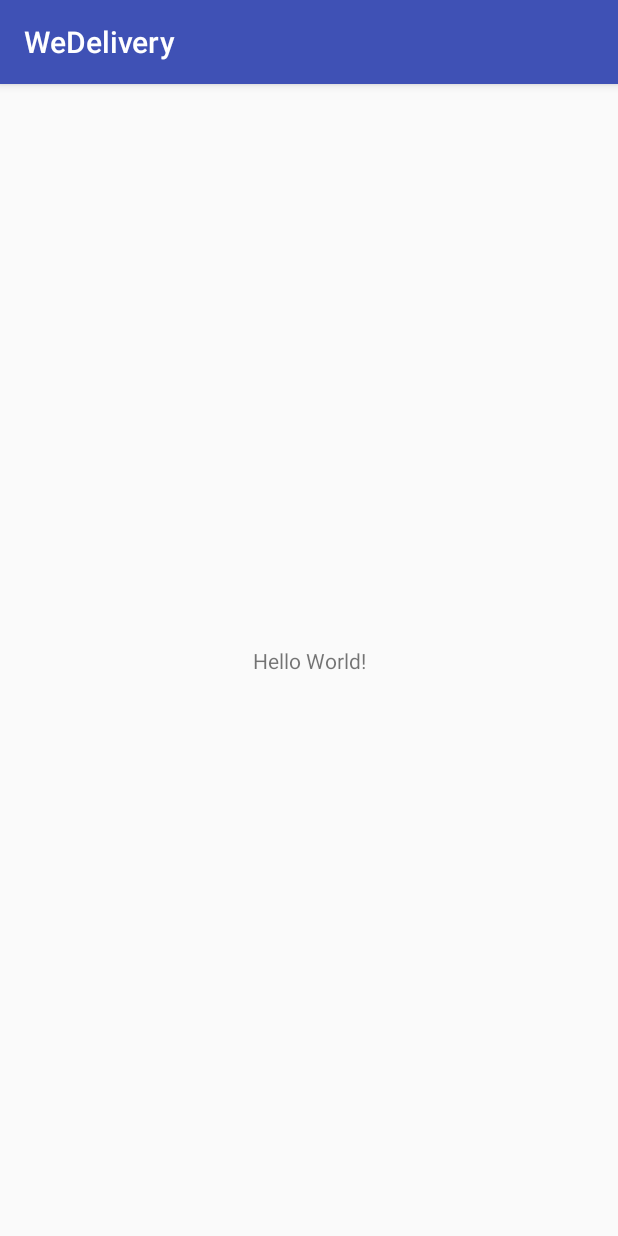
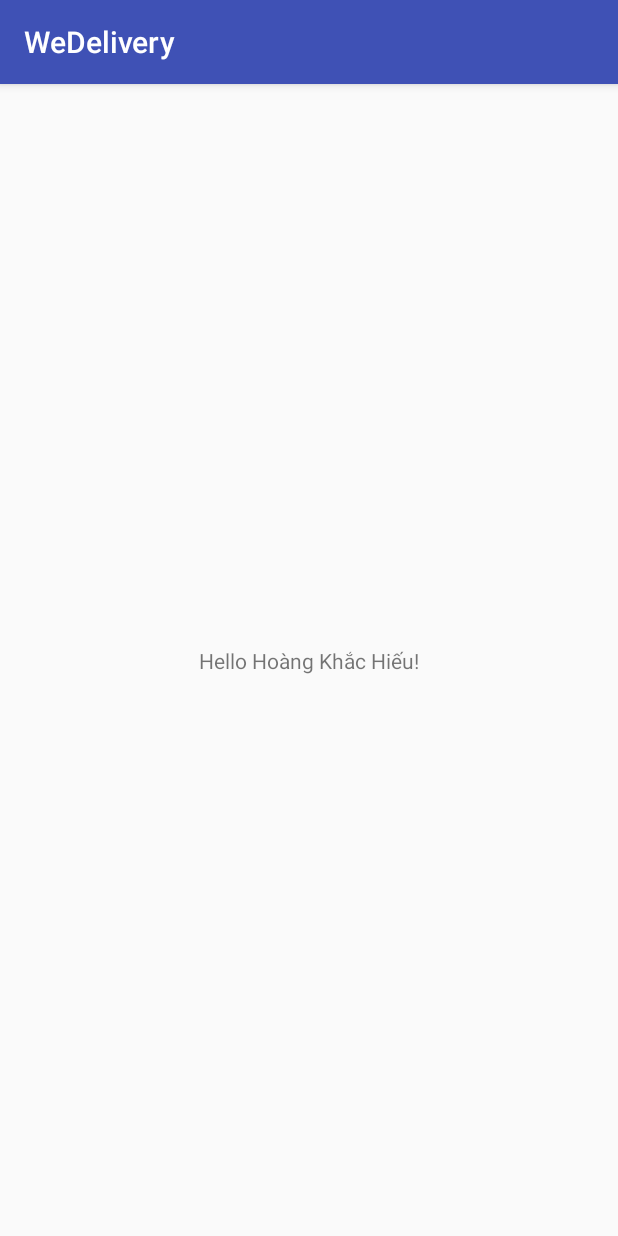
Before and after one commit to caprocute/BaseCodeWeDelivery, an Android app: the screen it shows after launch (MainActivity), on a phone screen of 412 x 824 dp. Run offline under Robolectric (Android 15) with nearby library versions, the phone set to English and light mode, and no system bars.

Commit message:
first code

```diff
--- a/app/src/main/res/layout/activity_main.xml
+++ b/app/src/main/res/layout/activity_main.xml
@@ -9,7 +9,7 @@
     <TextView
         android:layout_width="wrap_content"
         android:layout_height="wrap_content"
-        android:text="Hello World!"
+        android:text="Hello Hoàng Khắc Hiếu!"
         app:layout_constraintBottom_toBottomOf="parent"
         app:layout_constraintLeft_toLeftOf="parent"
         app:layout_constraintRight_toRightOf="parent"
```
